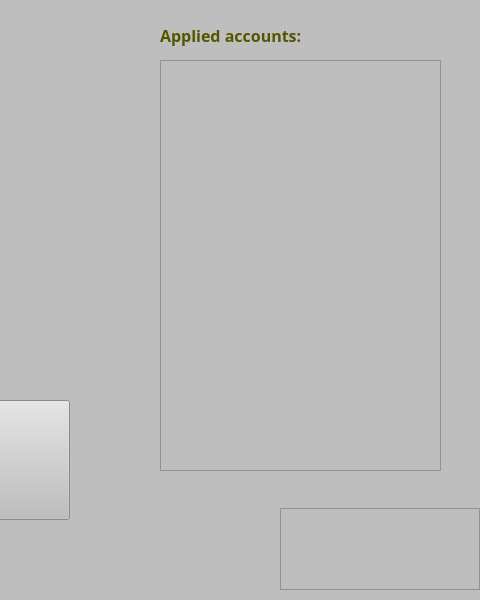
Above: IssRecTaskOper.ui from Phoveran/CrowdSourcing before the change; both pictures show x 320 to 800 and y 0 to 600 of the 800 by 600 pixel window. Below: the same form after it.
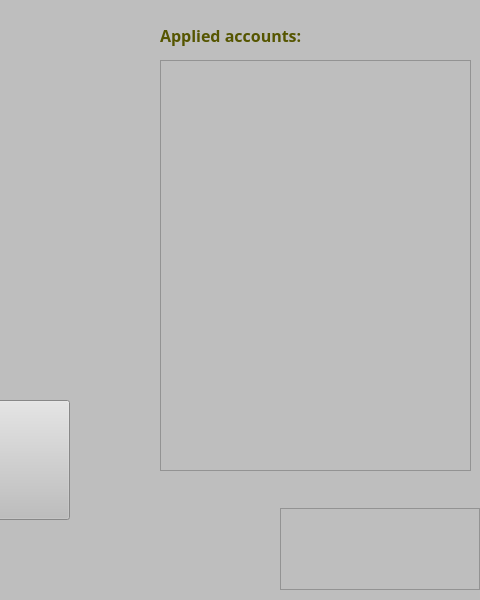
That is the form after the change. Icons and pictures are not drawn.

The edit to the form file:
```diff
--- a/IssRecTaskOper.ui
+++ b/IssRecTaskOper.ui
@@ -38,12 +38,12 @@
     <enum>QFrame::Raised</enum>
    </property>
   </widget>
-  <widget class="QListView" name="listViewAppliedAcc">
+  <widget class="QListWidget" name="listWidgetAppliedAcc">
    <property name="geometry">
     <rect>
      <x>480</x>
      <y>60</y>
-     <width>281</width>
+     <width>311</width>
      <height>411</height>
     </rect>
    </property>
```
Left out of the diff: 2 changed lines with no effect on the pictures.
